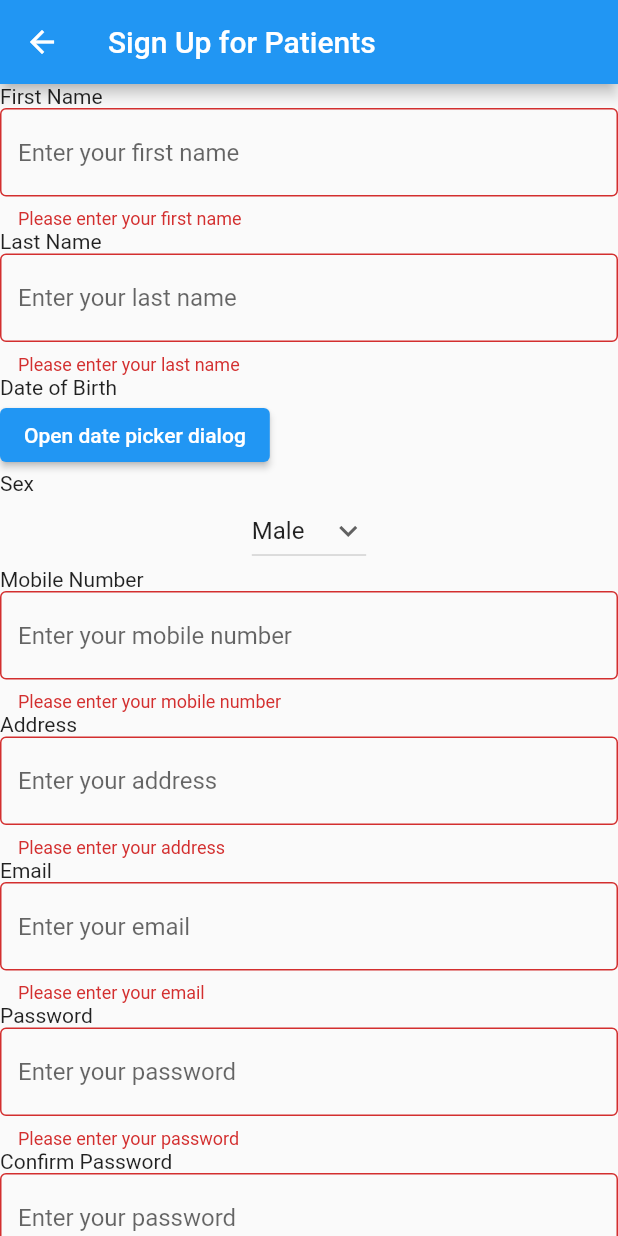
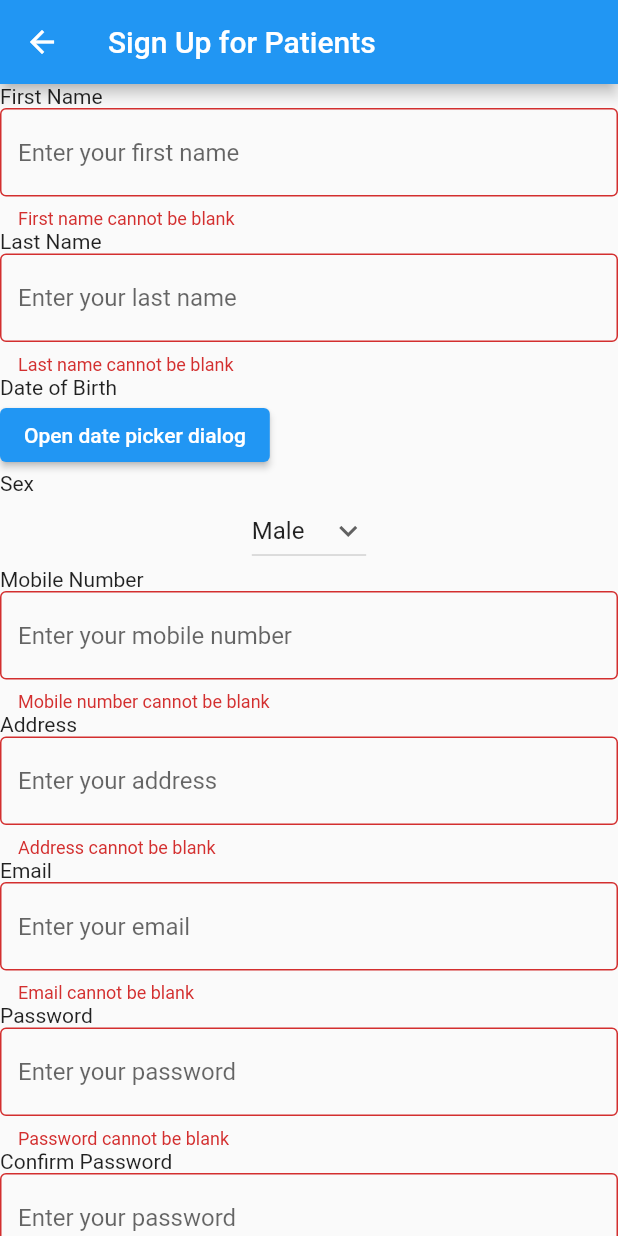
Before and after one commit to D7oMxB52/ND_Telemedicine_App, a Flutter app: the SignUpForPatients screen opened directly, after a tap on "Submit", on a phone screen of 412 x 824 dp. Run offline on Flutter 3.47's test engine with Material 2 defaults, Android fonts, the phone set to English and light mode, and no system bars; our stand-ins replace flutter_holo_date_picker; missing offline and left inert: flutter_calendar_widget.

Commit message:
Successfully validated Patient signup and sent to DB via API call. No DOB or patient sex included yet

```diff
--- a/frontend/lib/SignUpForPatients.dart
+++ b/frontend/lib/SignUpForPatients.dart
@@ -1,10 +1,13 @@
-import 'package:flutter/cupertino.dart';
+import 'dart:convert';
+
 import 'package:flutter/material.dart';
 import 'package:flutter_holo_date_picker/date_picker.dart';
 import 'package:flutter_holo_date_picker/i18n/date_picker_i18n.dart';
 
 import 'DateOfBirthWidget.dart';
 import 'DropDownSex.dart';
+import 'package:http/http.dart' as http;
+
 
 class SignUpForPatients extends StatelessWidget {
   const SignUpForPatients({super.key});
@@ -51,6 +54,83 @@ class MyCustomFormState extends State<MyCustomForm> {
 
   @override
   Widget build(BuildContext context) {
+
+    final firstNameController = TextEditingController();
+    final lastNameController = TextEditingController();
+    final mobileNumberController = TextEditingController();
+    final addressController = TextEditingController();
+    final emailController = TextEditingController();
+    final passwordController = TextEditingController();
+    final confirmPasswordController = TextEditingController();
+
+
+    // VALIDATORS FOR EACH FIELD
+    String? validateFirstName(String? value) {
+      if (value == null || value.isEmpty)
+        return 'First name cannot be blank';
+      else
+        return null;
+    }
+
+    String? validateLastName(String? value) {
+      if (value == null || value.isEmpty)
+        return 'Last name cannot be blank';
+      else
+        return null;
+    }
+
+    String? validateEmail(String? value) {
+      String pattern =
+          r'^(([^<>()[\]\\.,;:\s@\"]+(\.[^<>()[\]\\.,;:\s@\"]+)*)|(\".+\"))@((\[[0-9]{1,3}\.[0-9]{1,3}\.[0-9]{1,3}\.[0-9]{1,3}\])|(([a-zA-Z\-0-9]+\.)+[a-zA-Z]{2,}))$';
+      RegExp regex = RegExp(pattern);
+      if (value == null || value.isEmpty) {
+        return 'Email cannot be blank';
+      } else if(!regex.hasMatch(value)) {
+        return 'Enter a valid email address';
+      } else {
+        return null;
+      }
+    }
+
+    String? validateMobile(String? value) {
+      String pattern = r'^[+0-9][0-9]*';
+      RegExp regex = RegExp(pattern);
+      if (value == null || value.isEmpty) {
+        return 'Mobile number cannot be blank';
+      } else if(!regex.hasMatch(value)) {
+        return 'Enter valid mobile number';
+      } else {
+        return null;
+      }
+    }
+
+    String? validateAddress(String? value) {
+      if (value == null || value.isEmpty)
+        return 'Address cannot be blank';
+      else
+        return null;
+    }
+
+    String? validatePassword(String? value) {
+      String pattern = r'^(?=.*[0-9])(?=.*[!@#$%^&*])[a-zA-Z0-9!@#$%^&*]{8,16}$';
+      RegExp regex = RegExp(pattern);
+      if (value == null || value.isEmpty) {
+        return 'Password cannot be blank';
+      } else if (!regex.hasMatch(value)) {
+        return 'Password must be 8-16 characters and contain at least: \n        - 1 uppercase letter [A-Z]\n        - 1 lowercase letter [a-z]\n        - 1 number [0-9]\n        - 1 special character [!@#\$%^&*]';
+      } else {
+        return null;
+      }
+    }
+    String? validateConfirmPassword(String? value) {
+      if (value == null || value.isEmpty) {
+        return 'Password cannot be blank';
+      } else if (passwordController.text != confirmPasswordController.text) {
+        return 'Passwords do not match';
+      } else {
+        return null;
+      }
+    }
     // Build a Form widget using the _formKey created above.
     return Form(
       key: _formKey,
@@ -59,31 +139,23 @@ class MyCustomFormState extends State<MyCustomForm> {
         children: [
           Text("First Name"),
           TextFormField(
+            controller: firstNameController,
             decoration: InputDecoration(
               border: OutlineInputBorder(),
               hintText: "Enter your first name",
             ),
             // The validator receives the text that the user has entered.
-            validator: (value) {
-              if (value == null || value.isEmpty) {
-                return 'Please enter your first name';
-              }
-              return null;
-            },
+            validator: validateFirstName,
           ),
           Text("Last Name"),
           TextFormField(
+            controller: lastNameController,
             decoration: InputDecoration(
               border: OutlineInputBorder(),
               hintText: "Enter your last name",
             ),
             // The validator receives the text that the user has entered.
-            validator: (value) {
-              if (value == null || value.isEmpty) {
-                return 'Please enter your last name';
-              }
-              return null;
-            },
+            validator: validateLastName,
           ),
           Text("Date of Birth"),
           DateOfBirthWidget(),
@@ -97,70 +169,50 @@ class MyCustomFormState extends State<MyCustomForm> {
           DropDownSex(),
           Text("Mobile Number"),
           TextFormField(
+            controller: mobileNumberController,
             decoration: InputDecoration(
               border: OutlineInputBorder(),
               hintText: "Enter your mobile number",
             ),
-            validator: (value) {
-              if (value == null || value.isEmpty) {
-                return 'Please enter your mobile number';
-              }
-              return null;
-            },
+            validator: validateMobile,
           ),
           Text("Address"),
           TextFormField(
+            controller: addressController,
             decoration: InputDecoration(
               border: OutlineInputBorder(),
               hintText: "Enter your address",
             ),
-            validator: (value) {
-              if (value == null || value.isEmpty) {
-                return 'Please enter your address';
-              }
-              return null;
-            },
+            validator: validateAddress,
           ),
           Text("Email"),
           TextFormField(
+            controller: emailController,
             decoration: InputDecoration(
               border: OutlineInputBorder(),
               hintText: "Enter your email",
             ),
-            validator: (value) {
-              if (value == null || value.isEmpty) {
-                return 'Please enter your email';
-              }
-              return null;
-            },
+            validator: validateEmail,
           ),
           Text("Password"),
           TextFormField(
+            controller: passwordController,
             obscureText: true,
             decoration: InputDecoration(
               border: OutlineInputBorder(),
               hintText: "Enter your password",
             ),
-            validator: (value) {
-              if (value == null || value.isEmpty) {
-                return 'Please enter your password';
-              }
-              return null;
-            },
+            validator: validatePassword,
           ),
           Text("Confirm Password"),
           TextFormField(
+            controller: confirmPasswordController,
             obscureText: true,
             decoration: InputDecoration(
               border: OutlineInputBorder(),
               hintText: "Enter your password",
             ),
-            validator: (value) {
-              if (value == null || value.isEmpty) {
-                return 'Please enter your password';
-              }
-              return null;
-            },
+            validator: validateConfirmPassword,
           ),
           Padding(
             padding: const EdgeInsets.symmetric(vertical: 16.0),
@@ -168,11 +220,37 @@ class MyCustomFormState extends State<MyCustomForm> {
               onPressed: () {
                 // Validate returns true if the form is valid, or false otherwise.
                 if (_formKey.currentState!.validate()) {
-                  // If the form is valid, display a snackbar. In the real world,
-                  // you'd often call a server or save the information in a database.
                   ScaffoldMessenger.of(context).showSnackBar(
-                    const SnackBar(content: Text('Processing Data')),
+                    const SnackBar(content: Text('Form validated')),
                   );
+                  // Test printouts
+                  print("FORM VALIDATED - RESULTS BELOW");
+                  print("firstName: ${firstNameController.text}");
+                  print("lastName: ${lastNameController.text}");
+                  print("mobile: ${mobileNumberController.text}");
+                  print("address: ${addressController.text}");
+                  print("email: ${emailController.text}");
+                  print("password: ${passwordController.text}");
+
+                  // SEND TO API
+                  http.post(
+                      Uri.parse('http://10.0.2.2:8080/ndt/users'),
+                      headers:{
+                        'Content-Type': 'application/json; charset=UTF-8',
+                      },
+                          body: jsonEncode({
+                            "firstName": firstNameController.text,
+                            "lastName": lastNameController.text,
+                            "dateOfBirth": "2000-01-01",
+                            "email": emailController.text,
+                            "password": passwordController.text,
+                            "address": addressController.text,
+                            "phoneNum": mobileNumberController.text,
+                            "role": "PA",
+                            "active": true
+                          })
+                  );
+
                 }
               },
               child: const Text('Submit'),
@@ -181,5 +259,6 @@ class MyCustomFormState extends State<MyCustomForm> {
         ],
       ),
     );
+
   }
 }
--- a/frontend/pubspec.yaml
+++ b/frontend/pubspec.yaml
@@ -38,6 +38,7 @@ dependencies:
   cupertino_icons: ^1.0.2
   flutter_calendar_widget: ^0.0.2
   flutter_holo_date_picker: ^1.1.0
+  http: ^0.13.5
 
 dev_dependencies:
   flutter_test:
```
Also changed, not shown: frontend/pubspec.lock.
